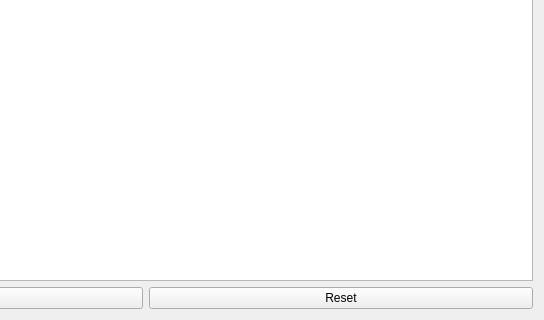
Above: projectview.ui from scmacoll/USDbrowserdrafts before the change; both pictures show x 252 to 796 and y 199 to 519 of the 796 by 519 pixel window. Below: the same form after it.
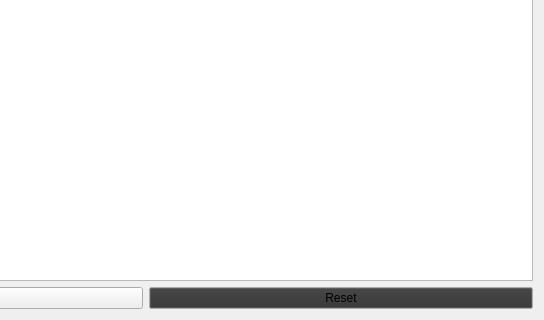
That is the form after the change. Icons and pictures are not drawn.

```diff
--- a/projectview.ui
+++ b/projectview.ui
@@ -469,10 +469,48 @@
        </item>
        <item>
         <widget class="QPushButton" name="resetbtn">
+         <property name="palette">
+          <palette>
+           <active>
+            <colorrole role="Button">
+             <brush brushstyle="SolidPattern">
+              <color alpha="255">
+               <red>55</red>
+               <green>55</green>
+               <blue>55</blue>
+              </color>
+             </brush>
+            </colorrole>
+           </active>
+           <inactive>
+            <colorrole role="Button">
+             <brush brushstyle="SolidPattern">
+              <color alpha="255">
+               <red>50</red>
+               <green>50</green>
+               <blue>50</blue>
+              </color>
+             </brush>
+            </colorrole>
+           </inactive>
+           <disabled>
+            <colorrole role="Button">
+             <brush brushstyle="SolidPattern">
+              <color alpha="255">
+               <red>55</red>
+               <green>55</green>
+               <blue>55</blue>
+              </color>
+             </brush>
+            </colorrole>
+           </disabled>
+          </palette>
+         </property>
+         <property name="autoFillBackground">
+          <bool>false</bool>
+         </property>
          <property name="styleSheet">
-          <string notr="true">QLabel {
-    color: #1F8ECD;
-}</string>
+          <string notr="true"/>
          </property>
          <property name="text">
           <string>Reset</string>
```
